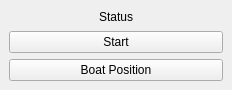
This is tools/qgis/seabot/seabot_dockwidget_base.ui in ThomasLeMezo/seabot as Qt 5 draws it before an edit. The edited form follows.
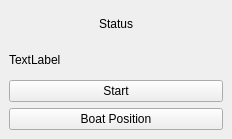
This is the edited form.

```diff
--- a/tools/qgis/seabot/seabot_dockwidget_base.ui
+++ b/tools/qgis/seabot/seabot_dockwidget_base.ui
@@ -7,7 +7,7 @@
     <x>0</x>
     <y>0</y>
     <width>232</width>
-    <height>90</height>
+    <height>139</height>
    </rect>
   </property>
   <property name="windowTitle">
@@ -25,7 +25,7 @@
       </property>
      </widget>
     </item>
-    <item row="1" column="0">
+    <item row="2" column="0">
      <widget class="QPushButton" name="pushButton">
       <property name="text">
        <string>Start</string>
@@ -34,8 +34,8 @@
        <bool>true</bool>
       </property>
      </widget>
-     </item>
-     <item row="2" column="0">
+    </item>
+    <item row="3" column="0">
      <widget class="QPushButton" name="pushButtonBoat">
       <property name="text">
        <string>Boat Position</string>
@@ -45,6 +45,13 @@
       </property>
      </widget>
     </item>
+    <item row="1" column="0">
+     <widget class="QLabel" name="label_2">
+      <property name="text">
+       <string>TextLabel</string>
+      </property>
+     </widget>
+    </item>
    </layout>
   </widget>
  </widget>
```
